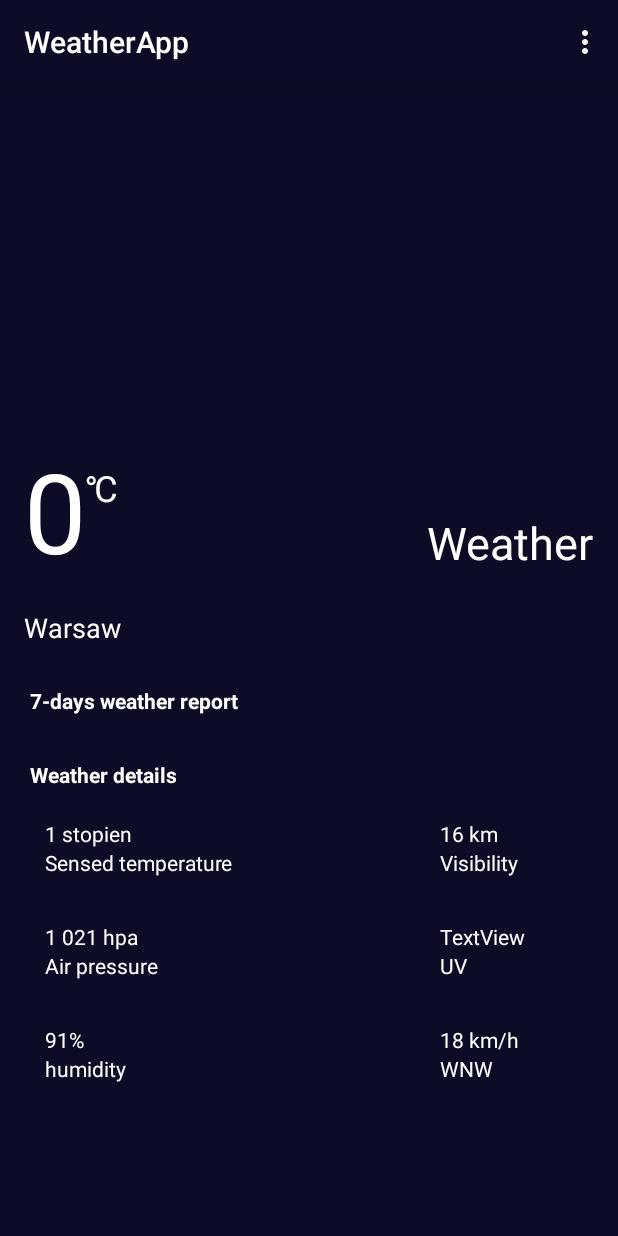
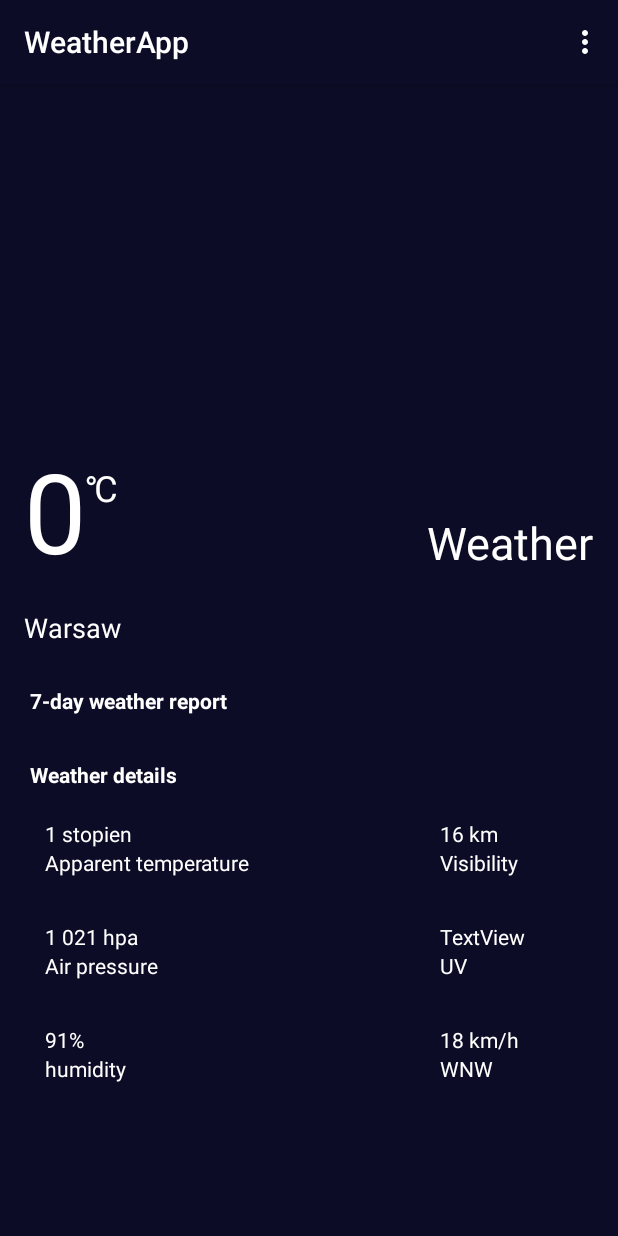
Before and after one commit to lukassakwa/WeatherApp, an Android app: the screen it shows after launch (MainActivity), on a phone screen of 412 x 824 dp. Run offline under Robolectric (Android 15) with nearby library versions, the phone set to English and light mode, and no system bars.

Commit message:
Weather App

```diff
--- a/app/src/main/res/layout/activity_main.xml
+++ b/app/src/main/res/layout/activity_main.xml
@@ -89,7 +89,7 @@
                             android:id="@+id/hourDayFragmentInActivity"/>
 
                     <TextView
-                            android:text="7-days weather report"
+                            android:text="7-day weather report"
                             android:layout_width="wrap_content"
                             android:layout_height="wrap_content"
                             android:id="@+id/textView"
@@ -137,7 +137,7 @@
                             app:layout_constraintTop_toTopOf="parent" app:layout_constraintStart_toStartOf="parent"
                             android:layout_marginTop="20dp" android:layout_marginStart="30dp"/>
                     <TextView
-                            android:text="Sensed temperature"
+                            android:text="Apparent temperature"
                             android:layout_width="wrap_content"
                             android:layout_height="wrap_content" android:id="@+id/textView12"
                             app:layout_constraintTop_toBottomOf="@+id/feels_tempTextView"
```
